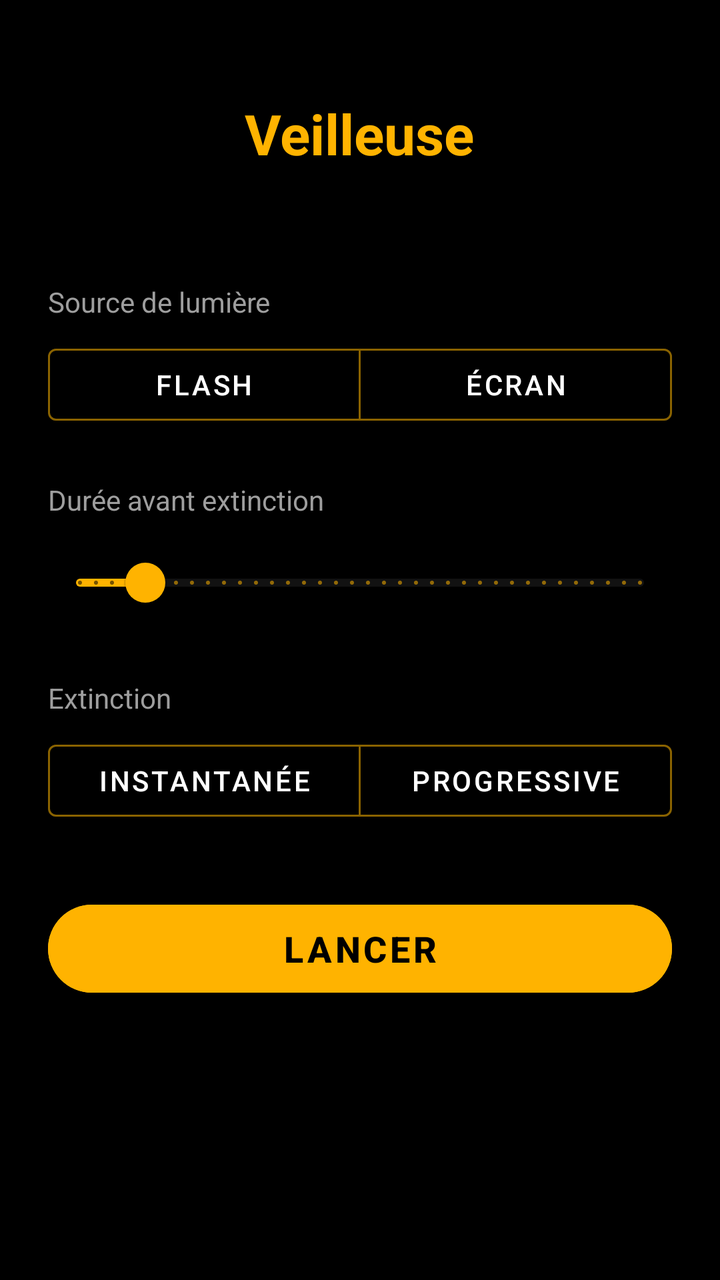
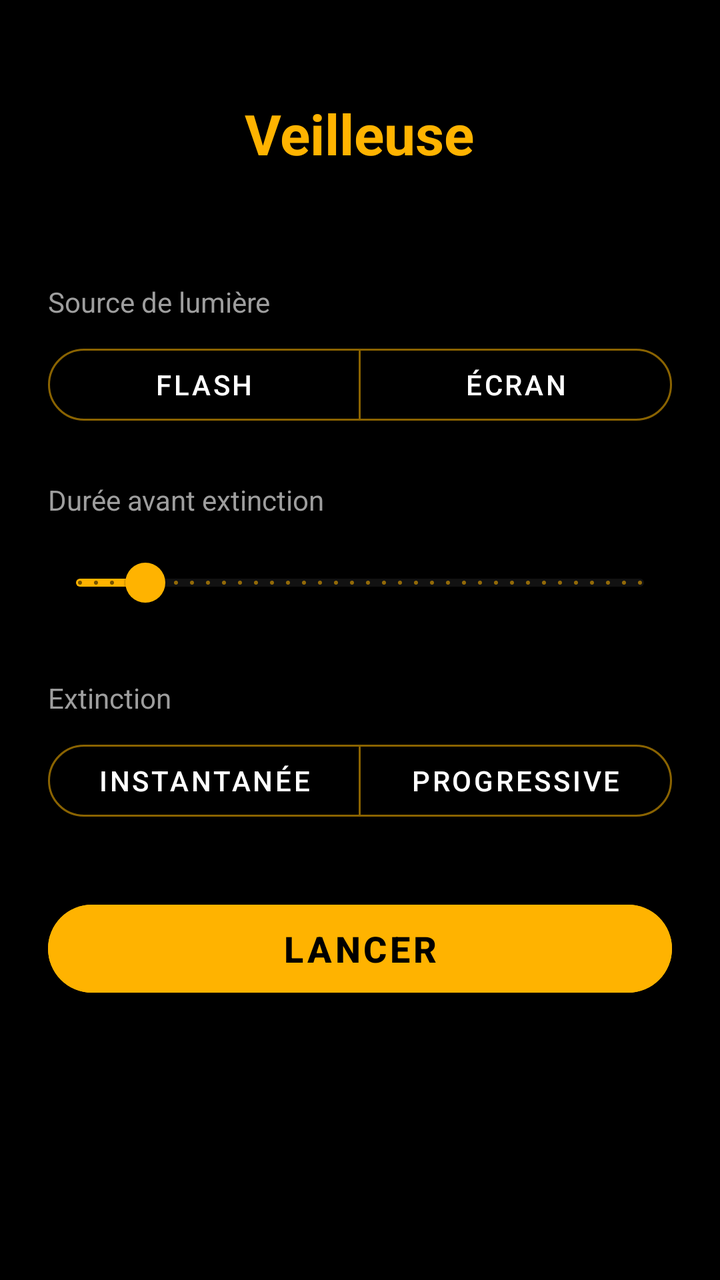

An Android layout rendered at two revisions. The XML below is the earlier revision; the diff shows what the commit changed to produce the second picture.
<!-- AndroidManifest.xml: activity theme Theme.Veilleuse -->
<!-- res/layout/activity_main.xml -->
<?xml version="1.0" encoding="utf-8"?>
<FrameLayout xmlns:android="http://schemas.android.com/apk/res/android"
    xmlns:app="http://schemas.android.com/apk/res-auto"
    android:layout_width="match_parent"
    android:layout_height="match_parent"
    android:background="@color/oled_black">

    
    <ScrollView
        android:id="@+id/setupContainer"
        android:layout_width="match_parent"
        android:layout_height="match_parent"
        android:background="@color/oled_black"
        android:fillViewport="true">

        <LinearLayout
            android:layout_width="match_parent"
            android:layout_height="wrap_content"
            android:orientation="vertical"
            android:padding="24dp"
            android:gravity="center_horizontal">

            <TextView
                android:layout_width="wrap_content"
                android:layout_height="wrap_content"
                android:layout_marginTop="24dp"
                android:layout_marginBottom="32dp"
                android:text="@string/app_name"
                android:textColor="@color/accent_amber"
                android:textSize="28sp"
                android:textStyle="bold" />

            
            <TextView
                style="@style/SectionLabel"
                android:text="@string/source_title" />

            <com.google.android.material.button.MaterialButtonToggleGroup
                android:id="@+id/sourceToggleGroup"
                android:layout_width="match_parent"
                android:layout_height="wrap_content"
                app:selectionRequired="true"
                app:singleSelection="true">

                <com.google.android.material.button.MaterialButton
                    android:id="@+id/btnSourceFlash"
                    style="@style/ToggleButton"
                    android:layout_width="0dp"
                    android:layout_height="wrap_content"
                    android:layout_weight="1"
                    android:text="@string/source_flash" />

                <com.google.android.material.button.MaterialButton
                    android:id="@+id/btnSourceScreen"
                    style="@style/ToggleButton"
                    android:layout_width="0dp"
                    android:layout_height="wrap_content"
                    android:layout_weight="1"
                    android:text="@string/source_screen" />
            </com.google.android.material.button.MaterialButtonToggleGroup>

            
            <LinearLayout
                android:id="@+id/screenOptionsGroup"
                android:layout_width="match_parent"
                android:layout_height="wrap_content"
                android:orientation="vertical"
                android:visibility="gone">

                <View
                    android:id="@+id/colorPreview"
                    android:layout_width="match_parent"
                    android:layout_height="40dp"
                    android:layout_marginTop="16dp"
                    android:background="@color/text_primary" />

                <TextView
                    android:id="@+id/warmColorLabel"
                    style="@style/SectionLabel"
                    android:text="@string/warm_color_title" />

                <com.google.android.material.slider.Slider
                    android:id="@+id/warmColorSlider"
                    style="@style/AmberSlider"
                    android:valueFrom="0"
                    android:valueTo="100"
                    android:value="40" />

                <TextView
                    android:id="@+id/brightnessLabel"
                    style="@style/SectionLabel"
                    android:text="@string/brightness_title" />

                <com.google.android.material.slider.Slider
                    android:id="@+id/brightnessSlider"
                    style="@style/AmberSlider"
                    android:valueFrom="10"
                    android:valueTo="100"
                    android:value="60" />
            </LinearLayout>

            
            <TextView
                android:id="@+id/durationLabel"
                style="@style/SectionLabel"
                android:text="@string/duration_title" />

            <com.google.android.material.slider.Slider
                android:id="@+id/durationSlider"
                style="@style/AmberSlider"
                android:valueFrom="1"
                android:valueTo="120"
                android:stepSize="1"
                android:value="15" />

            
            <TextView
                style="@style/SectionLabel"
                android:text="@string/extinction_title" />

            <com.google.android.material.button.MaterialButtonToggleGroup
                android:id="@+id/extinctionToggleGroup"
                android:layout_width="match_parent"
                android:layout_height="wrap_content"
                app:selectionRequired="true"
                app:singleSelection="true">

                <com.google.android.material.button.MaterialButton
                    android:id="@+id/btnExtinctionInstant"
                    style="@style/ToggleButton"
                    android:layout_width="0dp"
                    android:layout_height="wrap_content"
                    android:layout_weight="1"
                    android:text="@string/extinction_instant" />

                <com.google.android.material.button.MaterialButton
                    android:id="@+id/btnExtinctionProgressive"
                    style="@style/ToggleButton"
                    android:layout_width="0dp"
                    android:layout_height="wrap_content"
                    android:layout_weight="1"
                    android:text="@string/extinction_progressive" />
            </com.google.android.material.button.MaterialButtonToggleGroup>

            <LinearLayout
                android:id="@+id/fadeDurationGroup"
                android:layout_width="match_parent"
                android:layout_height="wrap_content"
                android:orientation="vertical"
                android:visibility="gone">

                <TextView
                    android:id="@+id/fadeDurationLabel"
                    style="@style/SectionLabel"
                    android:text="@string/fade_duration_title" />

                <com.google.android.material.slider.Slider
                    android:id="@+id/fadeDurationSlider"
                    style="@style/AmberSlider"
                    android:valueFrom="5"
                    android:valueTo="120"
                    android:stepSize="5"
                    android:value="30" />
            </LinearLayout>

            <com.google.android.material.button.MaterialButton
                android:id="@+id/btnStart"
                android:layout_width="match_parent"
                android:layout_height="56dp"
                android:layout_marginTop="32dp"
                android:layout_marginBottom="16dp"
                android:backgroundTint="@color/accent_amber"
                android:text="@string/start_button"
                android:textColor="@color/oled_black"
                android:textSize="18sp"
                android:textStyle="bold"
                app:cornerRadius="28dp" />

        </LinearLayout>
    </ScrollView>

    
    <FrameLayout
        android:id="@+id/runningContainer"
        android:layout_width="match_parent"
        android:layout_height="match_parent"
        android:visibility="gone">

        <View
            android:id="@+id/lightSurface"
            android:layout_width="match_parent"
            android:layout_height="match_parent"
            android:background="@color/oled_black" />

        <LinearLayout
            android:id="@+id/controlsOverlay"
            android:layout_width="match_parent"
            android:layout_height="match_parent"
            android:background="#B0000000"
            android:orientation="vertical"
            android:gravity="center"
            android:visibility="gone">

            <TextView
                android:id="@+id/remainingTimeText"
                android:layout_width="wrap_content"
                android:layout_height="wrap_content"
                android:textColor="@color/text_primary"
                android:textSize="32sp"
                android:textStyle="bold" />

            <com.google.android.material.button.MaterialButton
                android:id="@+id/btnStop"
                android:layout_width="200dp"
                android:layout_height="56dp"
                android:layout_marginTop="24dp"
                android:backgroundTint="@color/danger"
                android:text="@string/stop_button"
                android:textColor="@color/text_primary"
                android:textStyle="bold"
                app:cornerRadius="28dp" />

            <TextView
                android:id="@+id/tapHintText"
                android:layout_width="wrap_content"
                android:layout_height="wrap_content"
                android:layout_marginTop="32dp"
                android:alpha="0.6"
                android:text="@string/tap_hint"
                android:textColor="@color/text_secondary"
                android:textSize="13sp" />

        </LinearLayout>
    </FrameLayout>

</FrameLayout>
<!-- resources referenced by this layout -->
<resources>
  <color name="accent_amber">#FFFFB300</color>
  <color name="danger">#FFE05252</color>
  <color name="oled_black">#FF000000</color>
  <color name="text_primary">#FFFFFFFF</color>
  <color name="text_secondary">#FF9E9E9E</color>
  <string name="app_name">Veilleuse</string>
  <string name="brightness_title">Luminosité</string>
  <string name="duration_title">Durée avant extinction</string>
  <string name="extinction_instant">Instantanée</string>
  <string name="extinction_progressive">Progressive</string>
  <string name="extinction_title">Extinction</string>
  <string name="fade_duration_title">Durée du fondu</string>
  <string name="source_flash">Flash</string>
  <string name="source_screen">Écran</string>
  <string name="source_title">Source de lumière</string>
  <string name="start_button">Lancer</string>
  <string name="stop_button">Arrêter</string>
  <string name="tap_hint">Touchez l\'écran pour afficher les commandes</string>
  <string name="warm_color_title">Teinte chaude</string>
  <style name="AmberSlider" parent="Widget.MaterialComponents.Slider">
          <item name="android:layout_width">match_parent</item>
          <item name="android:layout_height">wrap_content</item>
          <item name="trackColorActive">@color/accent_amber</item>
          <item name="trackColorInactive">@color/surface</item>
          <item name="thumbColor">@color/accent_amber</item>
          <item name="haloColor">@color/accent_amber_dim</item>
      </style>
  <style name="SectionLabel">
          <item name="android:layout_width">match_parent</item>
          <item name="android:layout_height">wrap_content</item>
          <item name="android:layout_marginTop">24dp</item>
          <item name="android:layout_marginBottom">8dp</item>
          <item name="android:textColor">@color/text_secondary</item>
          <item name="android:textSize">14sp</item>
      </style>
  <style name="ToggleButton" parent="Widget.MaterialComponents.Button.OutlinedButton">
          <item name="strokeColor">@color/accent_amber_dim</item>
          <item name="android:textColor">@color/text_primary</item>
          <item name="rippleColor">@color/accent_amber_dim</item>
      </style>
  <style name="Theme.Veilleuse" parent="Theme.MaterialComponents.NoActionBar">
          <item name="android:windowBackground">@color/oled_black</item>
          <item name="android:statusBarColor">@color/oled_black</item>
          <item name="android:navigationBarColor">@color/oled_black</item>
          <item name="android:windowLightStatusBar">false</item>
          <item name="android:windowLightNavigationBar" tools:targetApi="o_mr1">false</item>
          <item name="colorPrimary">@color/accent_amber</item>
          <item name="colorPrimaryDark">@color/oled_black</item>
          <item name="colorAccent">@color/accent_amber</item>
          <item name="colorControlNormal">@color/accent_amber</item>
          <item name="colorControlActivated">@color/accent_amber</item>
          <item name="android:textColorPrimary">@color/text_primary</item>
          <item name="android:textColorSecondary">@color/text_secondary</item>
      </style>
  <color name="surface">#FF121212</color>
  <color name="accent_amber_dim">#FF8A6300</color>
</resources>

<!-- the commit's change to res/layout/activity_main.xml (unified diff, before → after) -->
@@ -84,6 +84,7 @@
                     style="@style/AmberSlider"
                     android:valueFrom="0"
                     android:valueTo="100"
+                    android:stepSize="1"
                     android:value="40" />
 
                 <TextView
@@ -96,6 +97,7 @@
                     style="@style/AmberSlider"
                     android:valueFrom="10"
                     android:valueTo="100"
+                    android:stepSize="1"
                     android:value="60" />
             </LinearLayout>
 
<!-- resource entries referenced after the edit -->
@@ -39,6 +39,7 @@
           <item name="strokeColor">@color/accent_amber_dim</item>
           <item name="android:textColor">@color/text_primary</item>
           <item name="rippleColor">@color/accent_amber_dim</item>
+          <item name="cornerRadius">18dp</item>
       </style>
   <style name="Theme.Veilleuse" parent="Theme.MaterialComponents.NoActionBar">
           <item name="android:windowBackground">@color/oled_black</item>
